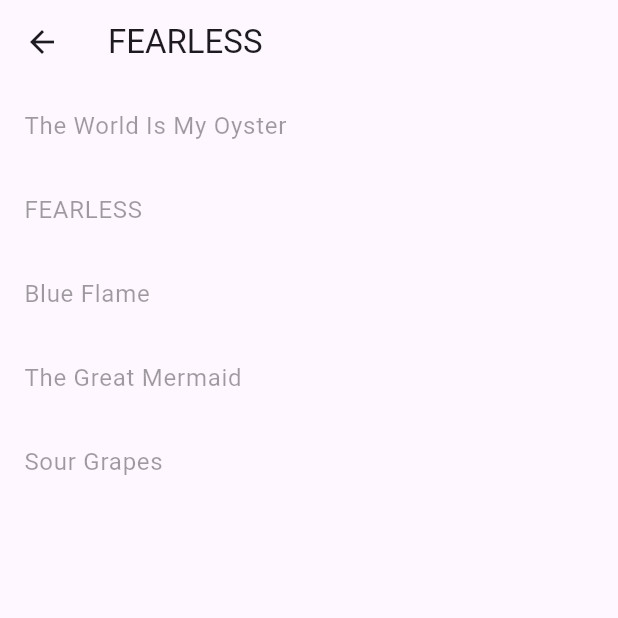
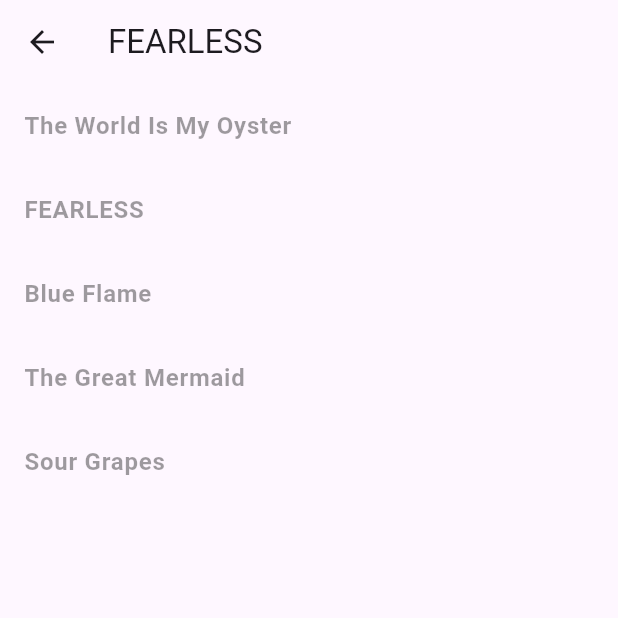
Before and after one commit to airicbear/lesserafim_lyrics, a Flutter app: the screen it shows after launch, after a tap on "FEARLESS", on a phone screen of 412 x 824 dp, the top half of it. Run offline on Flutter 3.47's test engine with Material 2 defaults, Android fonts, the phone set to English and light mode, and no system bars; our stand-ins replace flutter_widget_from_html_core.

Commit message:
Update text style (#12)

```diff
--- a/lib/ui/album_page.dart
+++ b/lib/ui/album_page.dart
@@ -38,6 +38,7 @@ class AlbumPage extends StatelessWidget {
                     color: song.lyrics.isEmpty
                         ? Theme.of(context).disabledColor
                         : Theme.of(context).textTheme.bodyLarge?.color,
+                    fontWeight: FontWeight.bold,
                   ),
                 ),
                 onTap: () {
--- a/lib/ui/home.dart
+++ b/lib/ui/home.dart
@@ -16,8 +16,13 @@ class Home extends StatelessWidget {
   Widget build(BuildContext context) {
     return Scaffold(
       appBar: AppBar(
-        backgroundColor: Theme.of(context).colorScheme.inversePrimary,
-        title: Text(title),
+        centerTitle: true,
+        title: Text(
+          title,
+          style: const TextStyle(
+            fontWeight: FontWeight.bold,
+          ),
+        ),
       ),
       body: FutureBuilder(
         future: DefaultAssetBundle.of(context).loadString('assets/albums.json'),
@@ -29,9 +34,7 @@ class Home extends StatelessWidget {
             itemBuilder: (context, index) {
               final album = Album.fromJson(lyrics[index]);
 
-              return Card(
-                clipBehavior: Clip.hardEdge,
-                child: InkWell(
+              return InkWell(
                 onTap: () {
                   Navigator.push(
                     context,
@@ -43,7 +46,11 @@ class Home extends StatelessWidget {
                   );
                 },
                 child: ListTile(
-                    title: Text(album.title),
+                  title: Text(
+                    album.title,
+                    style: const TextStyle(
+                      fontWeight: FontWeight.bold,
+                    ),
                   ),
                 ),
               );
```
Lines whose indentation alone changed are shown as unchanged.
